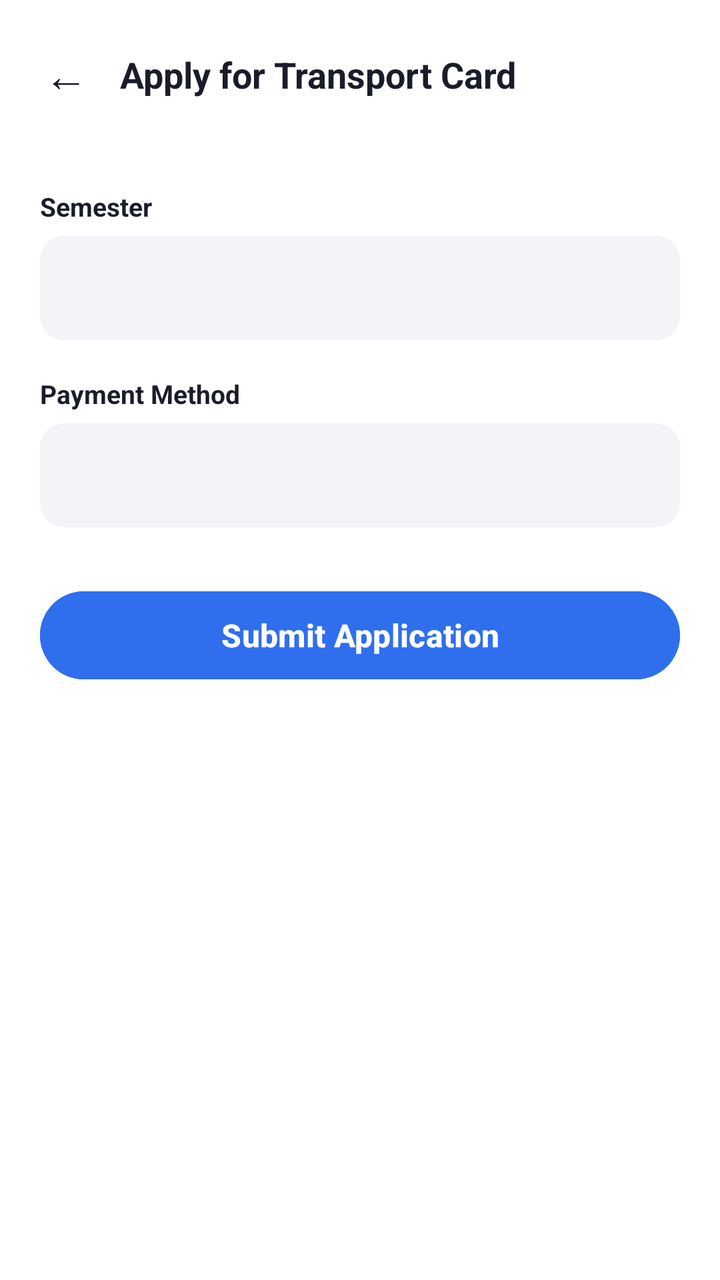
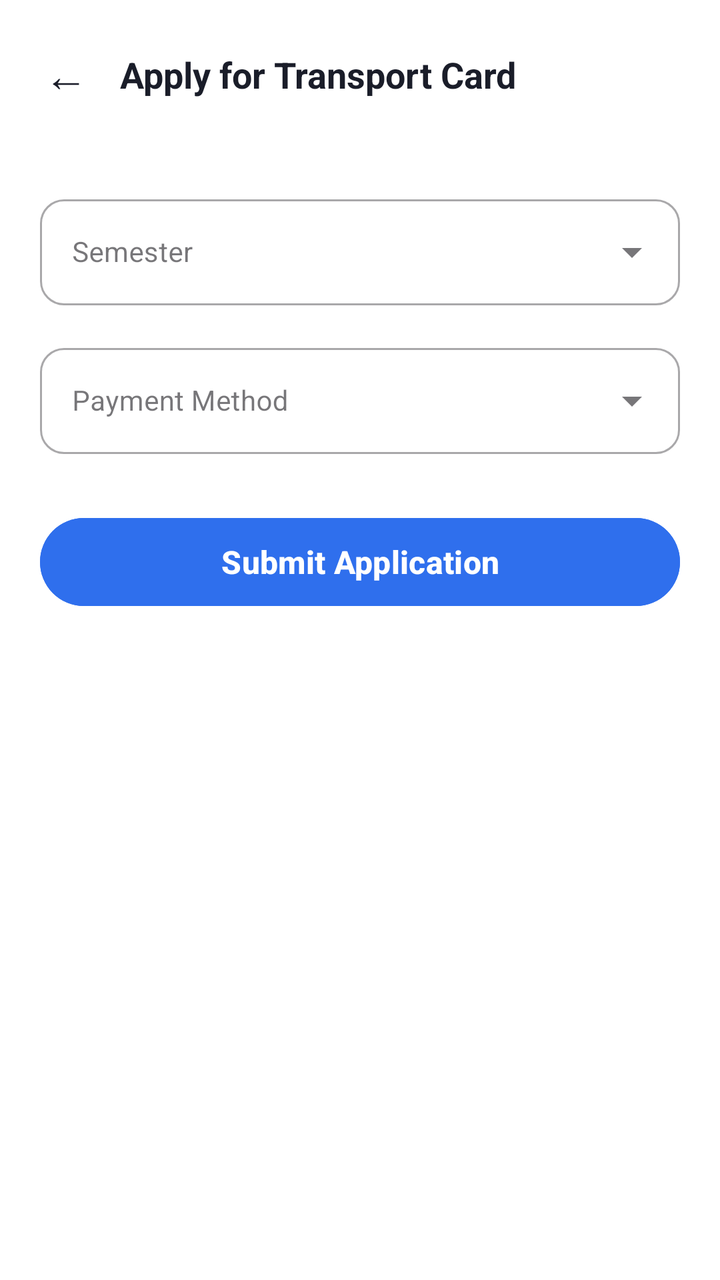

An Android layout rendered at two revisions. The XML below is the earlier revision; the diff shows what the commit changed to produce the second picture.
<!-- AndroidManifest.xml: application theme Theme.DIU_Transport -->
<!-- res/layout/activity_apply_transport.xml -->
<?xml version="1.0" encoding="utf-8"?>
<LinearLayout xmlns:android="http://schemas.android.com/apk/res/android"
    android:layout_width="match_parent"
    android:layout_height="match_parent"
    android:background="@color/white"
    android:orientation="vertical">

    <LinearLayout
        android:layout_width="match_parent"
        android:layout_height="wrap_content"
        android:gravity="center_vertical"
        android:orientation="horizontal"
        android:padding="16dp">

        <TextView
            android:id="@+id/btnBack"
            android:layout_width="wrap_content"
            android:layout_height="wrap_content"
            android:background="?attr/selectableItemBackgroundBorderless"
            android:padding="6dp"
            android:text="←"
            android:textColor="@color/text_primary"
            android:textSize="22sp" />

        <TextView
            android:layout_width="wrap_content"
            android:layout_height="wrap_content"
            android:layout_marginStart="10dp"
            android:text="Apply for Transport Card"
            android:textColor="@color/text_primary"
            android:textSize="18sp"
            android:textStyle="bold" />
    </LinearLayout>

    <ScrollView
        android:layout_width="match_parent"
        android:layout_height="match_parent">

        <LinearLayout
            android:layout_width="match_parent"
            android:layout_height="wrap_content"
            android:orientation="vertical"
            android:padding="20dp">

            <TextView
                android:layout_width="wrap_content"
                android:layout_height="wrap_content"
                android:layout_marginBottom="6dp"
                android:text="Semester"
                android:textColor="@color/text_primary"
                android:textSize="13sp"
                android:textStyle="bold" />

            <Spinner
                android:id="@+id/spinnerSemester"
                android:layout_width="match_parent"
                android:layout_height="52dp"
                android:layout_marginBottom="18dp"
                android:background="@drawable/bg_field"
                android:paddingStart="12dp"
                android:paddingEnd="12dp" />

            <TextView
                android:layout_width="wrap_content"
                android:layout_height="wrap_content"
                android:layout_marginBottom="6dp"
                android:text="Payment Method"
                android:textColor="@color/text_primary"
                android:textSize="13sp"
                android:textStyle="bold" />

            <Spinner
                android:id="@+id/spinnerPayment"
                android:layout_width="match_parent"
                android:layout_height="52dp"
                android:layout_marginBottom="28dp"
                android:background="@drawable/bg_field"
                android:paddingStart="12dp"
                android:paddingEnd="12dp" />

            <Button
                android:id="@+id/btnSubmit"
                android:layout_width="match_parent"
                android:layout_height="52dp"
                android:backgroundTint="@color/primary"
                android:text="Submit Application"
                android:textAllCaps="false"
                android:textColor="@color/white"
                android:textSize="16sp"
                android:textStyle="bold" />
        </LinearLayout>
    </ScrollView>
</LinearLayout>
<!-- resources referenced by this layout -->
<resources>
  <color name="primary">#2F6FED</color>
  <color name="text_primary">#1A1D29</color>
  <color name="white">#FFFFFFFF</color>
  <!-- drawable bg_field (drawable) -->
  <?xml version="1.0" encoding="utf-8"?>
  <shape xmlns:android="http://schemas.android.com/apk/res/android">
      <solid android:color="@color/bg_field" />
      <corners android:radius="12dp" />
  </shape>
  <style name="Theme.DIU_Transport" parent="Base.Theme.DIU_Transport" />
  <color name="bg_field">#F2F4F7</color>
  <style name="Base.Theme.DIU_Transport" parent="Theme.Material3.Light.NoActionBar">
          <item name="colorPrimary">@color/primary</item>
          <item name="colorPrimaryDark">@color/primary_dark</item>
          <item name="colorOnPrimary">@color/text_on_primary</item>
          <item name="colorSecondary">@color/primary</item>
          <item name="colorOnSecondary">@color/text_on_primary</item>
          <item name="android:statusBarColor">@color/white</item>
          <item name="android:windowLightStatusBar">true</item>
          <item name="android:navigationBarColor">@color/white</item>
          <item name="android:windowBackground">@color/bg_screen</item>
          <item name="android:forceDarkAllowed" tools:targetApi="q">false</item>
      </style>
  <color name="primary_dark">#1E4FBE</color>
  <color name="text_on_primary">#FFFFFF</color>
  <color name="bg_screen">#F5F7FA</color>
</resources>

<!-- the commit's change to res/layout/activity_apply_transport.xml (unified diff, before → after) -->
@@ -1,10 +1,12 @@
 <?xml version="1.0" encoding="utf-8"?>
 <LinearLayout xmlns:android="http://schemas.android.com/apk/res/android"
+    xmlns:app="http://schemas.android.com/apk/res-auto"
     android:layout_width="match_parent"
     android:layout_height="match_parent"
     android:background="@color/white"
     android:orientation="vertical">
 
+    
     <LinearLayout
         android:layout_width="match_parent"
         android:layout_height="wrap_content"
@@ -34,49 +36,59 @@
 
     <ScrollView
         android:layout_width="match_parent"
-        android:layout_height="match_parent">
+        android:layout_height="match_parent"
+        android:fillViewport="true">
 
         <LinearLayout
             android:layout_width="match_parent"
             android:layout_height="wrap_content"
             android:orientation="vertical"
-            android:padding="20dp">
+            android:padding="20dp"
+            android:paddingBottom="150dp">
 
-            <TextView
-                android:layout_width="wrap_content"
+            
+            <com.google.android.material.textfield.TextInputLayout
+                style="@style/Widget.MaterialComponents.TextInputLayout.OutlinedBox.ExposedDropdownMenu"
+                android:layout_width="match_parent"
                 android:layout_height="wrap_content"
-                android:layout_marginBottom="6dp"
-                android:text="Semester"
-                android:textColor="@color/text_primary"
-                android:textSize="13sp"
-                android:textStyle="bold" />
+                android:layout_marginBottom="16dp"
+                app:boxCornerRadiusTopStart="12dp"
+                app:boxCornerRadiusTopEnd="12dp"
+                app:boxCornerRadiusBottomStart="12dp"
+                app:boxCornerRadiusBottomEnd="12dp">
 
-            <Spinner
-                android:id="@+id/spinnerSemester"
+                <AutoCompleteTextView
+                    android:id="@+id/autoCompleteSemester"
+                    android:layout_width="match_parent"
+                    android:layout_height="wrap_content"
+                    android:minHeight="52dp"
+                    android:hint="Semester"
+                    android:inputType="none"
+                    android:textColor="@color/text_primary"
+                    android:textSize="14sp" />
+            </com.google.android.material.textfield.TextInputLayout>
+
+            
+            <com.google.android.material.textfield.TextInputLayout
+                style="@style/Widget.MaterialComponents.TextInputLayout.OutlinedBox.ExposedDropdownMenu"
                 android:layout_width="match_parent"
-                android:layout_height="52dp"
-                android:layout_marginBottom="18dp"
-                android:background="@drawable/bg_field"
-                android:paddingStart="12dp"
-                android:paddingEnd="12dp" />
+                android:layout_height="wrap_content"
+                android:layout_marginBottom="28dp"
+                app:boxCornerRadiusTopStart="12dp"
+                app:boxCornerRadiusTopEnd="12dp"
+                app:boxCornerRadiusBottomStart="12dp"
+                app:boxCornerRadiusBottomEnd="12dp">
 
-            <TextView
-                android:layout_width="wrap_content"
-                android:layout_height="wrap_content"
-                android:layout_marginBottom="6dp"
-                android:text="Payment Method"
-                android:textColor="@color/text_primary"
-                android:textSize="13sp"
-                android:textStyle="bold" />
-
-            <Spinner
-                android:id="@+id/spinnerPayment"
-                android:layout_width="match_parent"
-                android:layout_height="52dp"
-                android:layout_marginBottom="28dp"
-                android:background="@drawable/bg_field"
-                android:paddingStart="12dp"
-                android:paddingEnd="12dp" />
+                <AutoCompleteTextView
+                    android:id="@+id/autoCompletePayment"
+                    android:layout_width="match_parent"
+                    android:layout_height="wrap_content"
+                    android:minHeight="52dp"
+                    android:hint="Payment Method"
+                    android:inputType="none"
+                    android:textColor="@color/text_primary"
+                    android:textSize="14sp" />
+            </com.google.android.material.textfield.TextInputLayout>
 
             <Button
                 android:id="@+id/btnSubmit"
<!-- resource entries referenced after the edit -->
@@ -3,14 +3,7 @@
   <color name="primary">#2F6FED</color>
   <color name="text_primary">#1A1D29</color>
   <color name="white">#FFFFFFFF</color>
-  <!-- drawable bg_field (drawable) -->
-  <?xml version="1.0" encoding="utf-8"?>
-  <shape xmlns:android="http://schemas.android.com/apk/res/android">
-      <solid android:color="@color/bg_field" />
-      <corners android:radius="12dp" />
-  </shape>
   <style name="Theme.DIU_Transport" parent="Base.Theme.DIU_Transport" />
-  <color name="bg_field">#F2F4F7</color>
   <style name="Base.Theme.DIU_Transport" parent="Theme.Material3.Light.NoActionBar">
           <item name="colorPrimary">@color/primary</item>
           <item name="colorPrimaryDark">@color/primary_dark</item>
